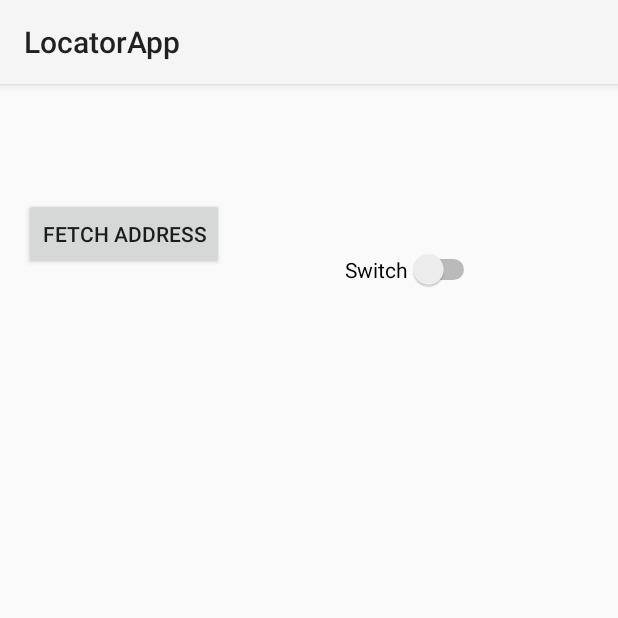
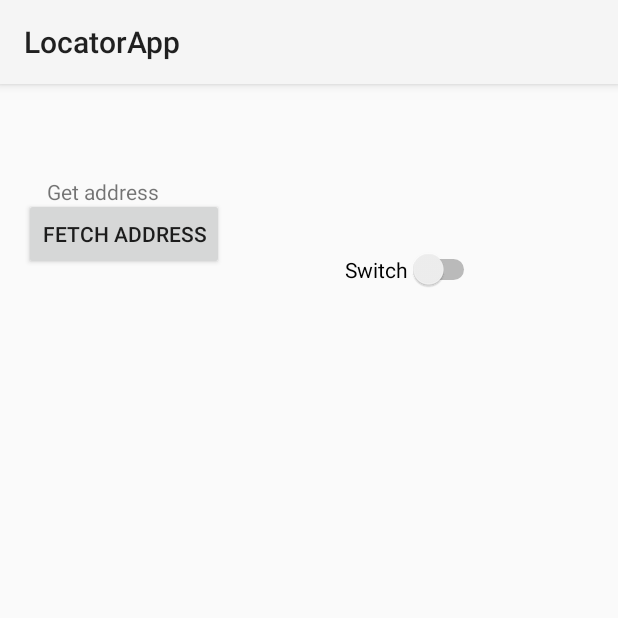
Before and after one commit to VaishSiddharth/LocatorApp, an Android app: the screen it shows after launch (MainActivity), on a phone screen of 412 x 824 dp, the top half of it. Run offline under Robolectric (Android 15) with nearby library versions, the phone set to English and light mode, and no system bars.

Commit message:
text view added get address

```diff
--- a/app/src/main/res/layout/activity_main.xml
+++ b/app/src/main/res/layout/activity_main.xml
@@ -51,4 +51,14 @@
         android:layout_marginEnd="76dp"
         android:layout_marginRight="76dp"
         android:text="Switch" />
+
+    <TextView
+        android:id="@+id/textView"
+        android:layout_width="wrap_content"
+        android:layout_height="wrap_content"
+        android:layout_alignParentTop="true"
+        android:layout_marginStart="15dp"
+        android:layout_marginTop="46dp"
+        android:layout_toEndOf="@+id/location_address_view"
+        android:text="Get address" />
 </RelativeLayout>
```
Also changed, not shown: 1 other file.
